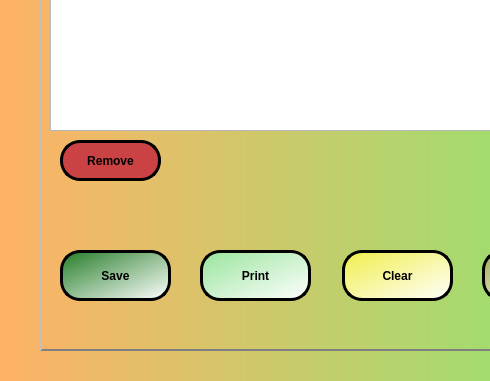
Before: the Qt Designer form Daily_Bill.ui in rvssankar/vasa_studio, drawn with Qt 5; both pictures show x 0 to 490 and y 428 to 809 of the 1215 by 809 pixel window.
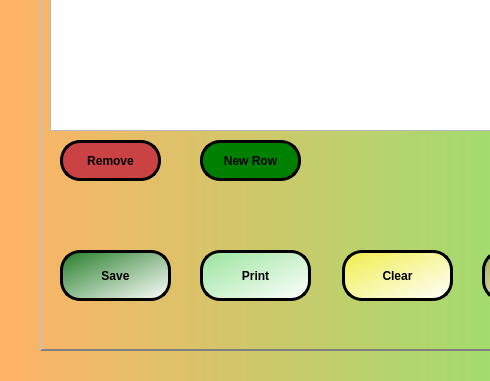
After: the same form once the commit is applied. Icons and pictures are not drawn.

```diff
--- a/Daily_Bill.ui
+++ b/Daily_Bill.ui
@@ -568,6 +568,28 @@
      <enum>Qt::Vertical</enum>
     </property>
    </widget>
+   <widget class="QPushButton" name="new_row_btn">
+    <property name="geometry">
+     <rect>
+      <x>160</x>
+      <y>320</y>
+      <width>101</width>
+      <height>41</height>
+     </rect>
+    </property>
+    <property name="styleSheet">
+     <string notr="true">background-color: green;
+font: 75 10pt &quot;Calibri&quot;;
+border-radius:20px;
+border-style:outset;
+border-width:3px;
+border-color:black;
+font:bold;</string>
+    </property>
+    <property name="text">
+     <string>New Row</string>
+    </property>
+   </widget>
   </widget>
   <widget class="QToolButton" name="cal_tool_btn">
    <property name="geometry">
```
